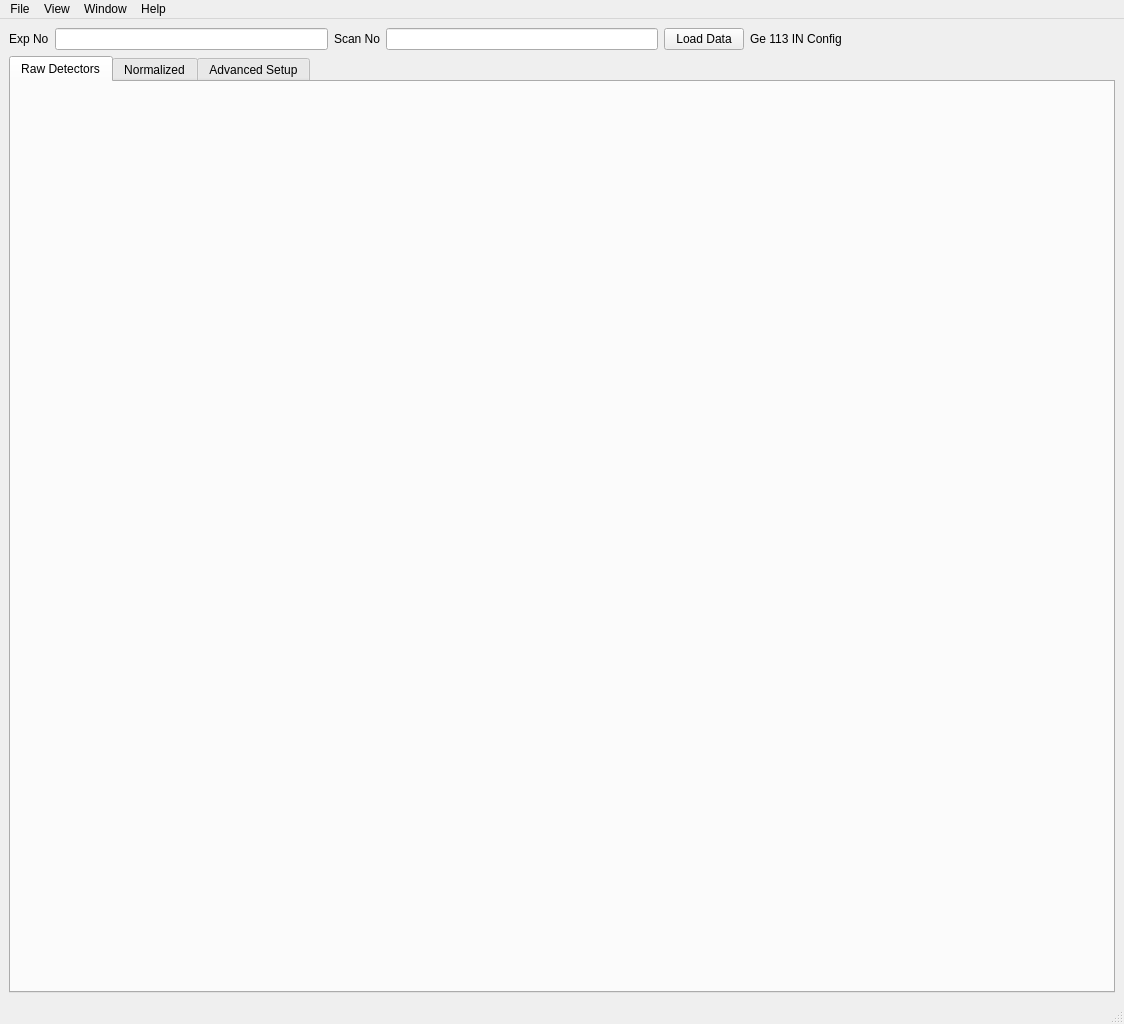
This is Code/Mantid/scripts/HFIRPowderReduction/Ui_MainWindow.ui in mantidproject/mantid as Qt 5 draws it before an edit. The edited form follows.
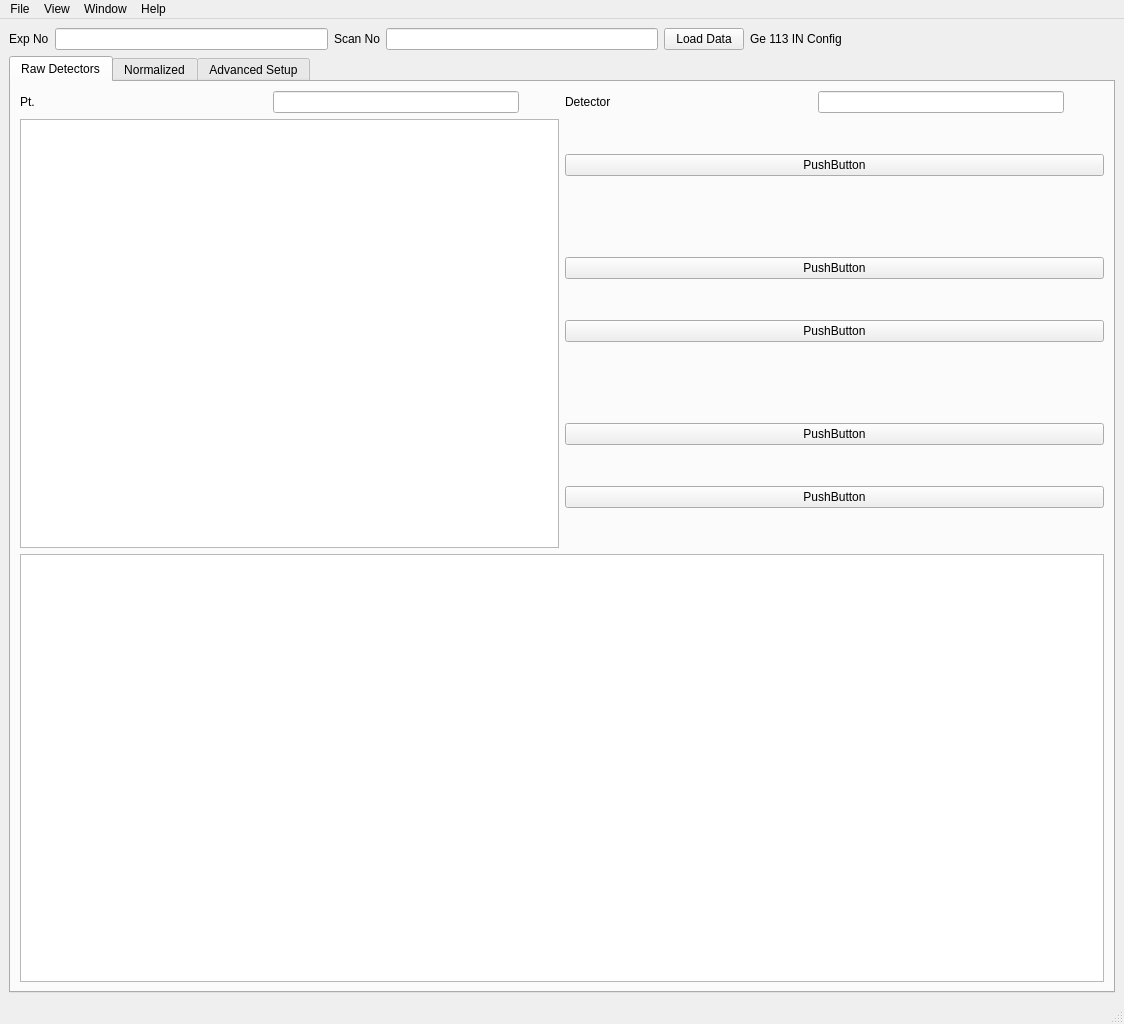
This is the edited form. The open tabs and pages were chosen to show the change.

Commit message: Refs #11289. Implemented raw detector tab.

Patch:
```diff
--- a/Code/Mantid/scripts/HFIRPowderReduction/Ui_MainWindow.ui
+++ b/Code/Mantid/scripts/HFIRPowderReduction/Ui_MainWindow.ui
@@ -79,6 +79,181 @@
            <attribute name="title">
             <string>Raw Detectors</string>
            </attribute>
+           <layout class="QGridLayout" name="gridLayout_4">
+            <item row="0" column="0">
+             <layout class="QVBoxLayout" name="verticalLayout_7">
+              <item>
+               <layout class="QHBoxLayout" name="horizontalLayout_13">
+                <item>
+                 <widget class="QLabel" name="label_ptNo">
+                  <property name="text">
+                   <string>Pt.</string>
+                  </property>
+                 </widget>
+                </item>
+                <item>
+                 <widget class="QLineEdit" name="lineEdit_ptNo">
+                  <property name="sizePolicy">
+                   <sizepolicy hsizetype="Preferred" vsizetype="Fixed">
+                    <horstretch>0</horstretch>
+                    <verstretch>0</verstretch>
+                   </sizepolicy>
+                  </property>
+                 </widget>
+                </item>
+                <item>
+                 <spacer name="horizontalSpacer_11">
+                  <property name="orientation">
+                   <enum>Qt::Horizontal</enum>
+                  </property>
+                  <property name="sizeType">
+                   <enum>QSizePolicy::Preferred</enum>
+                  </property>
+                  <property name="sizeHint" stdset="0">
+                   <size>
+                    <width>40</width>
+                    <height>20</height>
+                   </size>
+                  </property>
+                 </spacer>
+                </item>
+                <item>
+                 <widget class="QLabel" name="label_detNo">
+                  <property name="text">
+                   <string>Detector </string>
+                  </property>
+                 </widget>
+                </item>
+                <item>
+                 <widget class="QLineEdit" name="lineEdit_detNo">
+                  <property name="sizePolicy">
+                   <sizepolicy hsizetype="Preferred" vsizetype="Fixed">
+                    <horstretch>0</horstretch>
+                    <verstretch>0</verstretch>
+                   </sizepolicy>
+                  </property>
+                 </widget>
+                </item>
+                <item>
+                 <spacer name="horizontalSpacer_10">
+                  <property name="orientation">
+                   <enum>Qt::Horizontal</enum>
+                  </property>
+                  <property name="sizeType">
+                   <enum>QSizePolicy::Preferred</enum>
+                  </property>
+                  <property name="sizeHint" stdset="0">
+                   <size>
+                    <width>40</width>
+                    <height>20</height>
+                   </size>
+                  </property>
+                 </spacer>
+                </item>
+               </layout>
+              </item>
+              <item>
+               <layout class="QHBoxLayout" name="horizontalLayout_14">
+                <item>
+                 <widget class="QGraphicsView" name="graphicsView_Raw">
+                  <property name="sizePolicy">
+                   <sizepolicy hsizetype="Ignored" vsizetype="Preferred">
+                    <horstretch>0</horstretch>
+                    <verstretch>0</verstretch>
+                   </sizepolicy>
+                  </property>
+                 </widget>
+                </item>
+                <item>
+                 <layout class="QVBoxLayout" name="verticalLayout_9">
+                  <item>
+                   <widget class="QPushButton" name="pushButton_plotRaw">
+                    <property name="text">
+                     <string>PushButton</string>
+                    </property>
+                   </widget>
+                  </item>
+                  <item>
+                   <spacer name="verticalSpacer_5">
+                    <property name="orientation">
+                     <enum>Qt::Vertical</enum>
+                    </property>
+                    <property name="sizeType">
+                     <enum>QSizePolicy::Preferred</enum>
+                    </property>
+                    <property name="sizeHint" stdset="0">
+                     <size>
+                      <width>20</width>
+                      <height>40</height>
+                     </size>
+                    </property>
+                   </spacer>
+                  </item>
+                  <item>
+                   <widget class="QPushButton" name="pushButton_ptUp">
+                    <property name="text">
+                     <string>PushButton</string>
+                    </property>
+                   </widget>
+                  </item>
+                  <item>
+                   <widget class="QPushButton" name="pushButton_ptDown">
+                    <property name="text">
+                     <string>PushButton</string>
+                    </property>
+                   </widget>
+                  </item>
+                  <item>
+                   <spacer name="verticalSpacer_4">
+                    <property name="orientation">
+                     <enum>Qt::Vertical</enum>
+                    </property>
+                    <property name="sizeType">
+                     <enum>QSizePolicy::Preferred</enum>
+                    </property>
+                    <property name="sizeHint" stdset="0">
+                     <size>
+                      <width>20</width>
+                      <height>40</height>
+                     </size>
+                    </property>
+                   </spacer>
+                  </item>
+                  <item>
+                   <widget class="QPushButton" name="pushButton_detUp">
+                    <property name="text">
+                     <string>PushButton</string>
+                    </property>
+                   </widget>
+                  </item>
+                  <item>
+                   <widget class="QPushButton" name="pushButton_detDown">
+                    <property name="text">
+                     <string>PushButton</string>
+                    </property>
+                   </widget>
+                  </item>
+                 </layout>
+                </item>
+               </layout>
+              </item>
+              <item>
+               <layout class="QHBoxLayout" name="horizontalLayout_12">
+                <item>
+                 <widget class="QTextBrowser" name="textBrowser_RawDetInfo">
+                  <property name="sizePolicy">
+                   <sizepolicy hsizetype="Expanding" vsizetype="Preferred">
+                    <horstretch>0</horstretch>
+                    <verstretch>0</verstretch>
+                   </sizepolicy>
+                  </property>
+                 </widget>
+                </item>
+               </layout>
+              </item>
+             </layout>
+            </item>
+           </layout>
           </widget>
           <widget class="QWidget" name="tab">
            <attribute name="title">
```
Left out of the diff: 83 changed lines with no effect on the pictures. The commit also changes 2 other files.
